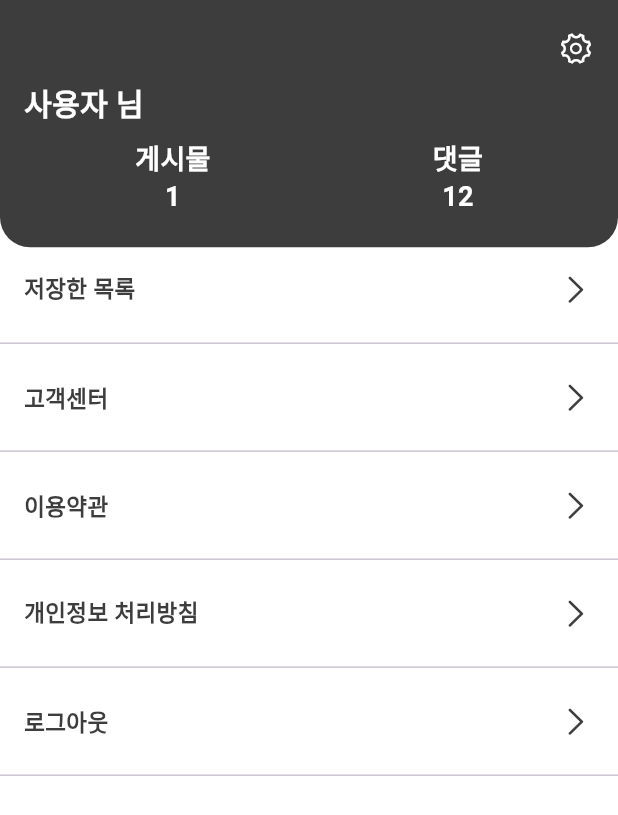
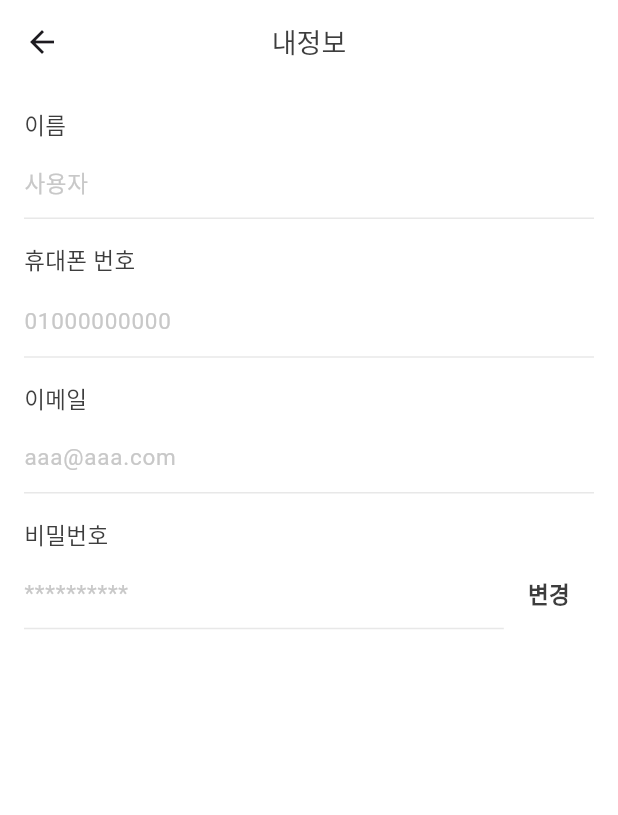
Before and after one commit to GodBongJune/Department-publish, a Flutter app: the MyPage screen opened directly, after a tap on an icon or button, on a phone screen of 412 x 824 dp. Shown: the top 815 px of the screen. Run offline on Flutter 3.47's test engine with Material 3 defaults, Android fonts, the light colour scheme and no system bars; our stand-ins replace animated_splash_screen, flutter_riverpod, flutter_svg, logger, package_info_plus.

Commit message:
내정보 & 비밀번호 변경 페이지 완료

```diff
--- a/lib/core/constant/custom_util.dart
+++ b/lib/core/constant/custom_util.dart
@@ -78,6 +78,7 @@ Widget customTextFormField({
   TextEditingController? controller,
   String? suffix,
   VoidCallback? suffixOnTap,
+  ValueChanged<String>? onChanged,
   bool readOnly = false,
   bool number = false,
 }) {
@@ -85,6 +86,7 @@ Widget customTextFormField({
     readOnly: readOnly,
     obscureText: obscureText,
     controller: controller,
+    onChanged: onChanged,
     style: TextStyle(decorationThickness: 0),
     keyboardType: number ? TextInputType.number : TextInputType.text,
     decoration: InputDecoration(
--- /dev/null
+++ b/lib/pages/my_info_page/my_info_page.dart
@@ -0,0 +1,16 @@
+import 'package:department/pages/my_info_page/my_info_page_widgets/my_info_page_body.dart';
+import 'package:flutter/material.dart';
+
+class MyInfoPage extends StatelessWidget {
+  const MyInfoPage({super.key});
+
+  @override
+  Widget build(BuildContext context) {
+    return Scaffold(
+      appBar: AppBar(
+        title: Text("내정보"),
+      ),
+      body: MyInfoPageBody(),
+    );
+  }
+}
--- /dev/null
+++ b/lib/pages/my_info_page/my_info_page_widgets/my_info_page_body.dart
@@ -0,0 +1,140 @@
+import 'package:department/core/constant/color_and_size.dart';
+import 'package:department/pages/my_info_page/my_info_page_widgets/my_info_password_change_page.dart';
+import 'package:flutter/material.dart';
+
+class MyInfoPageBody extends StatelessWidget {
+  const MyInfoPageBody({super.key});
+
+  @override
+  Widget build(BuildContext context) {
+    return Padding(
+      padding: const EdgeInsets.all(16.0),
+      child: ListView(
+        children: [
+          //이름
+          Column(
+            crossAxisAlignment: CrossAxisAlignment.start,
+            children: [
+              Text(
+                "이름",
+                style: TextStyle(
+                  color: k3DColor,
+                  fontSize: size15,
+                ),
+              ),
+              SizedBox(height: 5),
+              infoFormfield(hintText: "사용자"),
+            ],
+          ),
+          SizedBox(height: MediaQuery.of(context).size.height * 0.02),
+          //휴대전화
+          Column(
+            crossAxisAlignment: CrossAxisAlignment.start,
+            children: [
+              Text(
+                "휴대폰 번호",
+                style: TextStyle(
+                  color: k3DColor,
+                  fontSize: size15,
+                ),
+              ),
+              SizedBox(height: 5),
+              infoFormfield(hintText: "01000000000"),
+            ],
+          ),
+          SizedBox(height: MediaQuery.of(context).size.height * 0.02),
+          //이메일
+          Column(
+            crossAxisAlignment: CrossAxisAlignment.start,
+            children: [
+              Text(
+                "이메일",
+                style: TextStyle(
+                  color: k3DColor,
+                  fontSize: size15,
+                ),
+              ),
+              SizedBox(height: 5),
+              infoFormfield(hintText: "aaa@aaa.com"),
+            ],
+          ),
+          SizedBox(height: MediaQuery.of(context).size.height * 0.02),
+          //비밀번호
+          Column(
+            crossAxisAlignment: CrossAxisAlignment.start,
+            children: [
+              Text(
+                "비밀번호",
+                style: TextStyle(
+                  color: k3DColor,
+                  fontSize: size15,
+                ),
+              ),
+              SizedBox(height: 5),
+              Row(
+                children: [
+                  Expanded(
+                    child: infoFormfield(
+                      hintText: "**********",
+                    ),
+                  ),
+                  Padding(
+                    padding: const EdgeInsets.symmetric(horizontal: 16.0),
+                    child: InkWell(
+                      onTap: () {
+                        Navigator.of(context).push(
+                          MaterialPageRoute(
+                            builder: (context) => MyInfoPasswordChangePage(),
+                          ),
+                        );
+                      },
+                      child: Text(
+                        "변경",
+                        style: TextStyle(
+                          color: k3DColor,
+                          fontSize: size15,
+                          fontWeight: FontWeight.bold,
+                        ),
+                      ),
+                    ),
+                  )
+                ],
+              ),
+            ],
+          ),
+        ],
+      ),
+    );
+  }
+}
+
+class infoFormfield extends StatelessWidget {
+  String? hintText;
+
+  infoFormfield({
+    super.key,
+    required this.hintText,
+  });
+
+  @override
+  Widget build(BuildContext context) {
+    return TextFormField(
+      readOnly: true,
+      style: TextStyle(decorationThickness: 0),
+      decoration: InputDecoration(
+        border: InputBorder.none,
+        hintText: "${hintText}",
+        hintStyle: TextStyle(
+          color: kC8Color,
+          fontSize: size15,
+        ),
+        focusedBorder: UnderlineInputBorder(
+          borderSide: BorderSide(color: kE8Color),
+        ),
+        enabledBorder: UnderlineInputBorder(
+          borderSide: BorderSide(color: kE8Color),
+        ),
+      ),
+    );
+  }
+}
--- a/lib/pages/my_page/my_page_widgets/my_page_body.dart
+++ b/lib/pages/my_page/my_page_widgets/my_page_body.dart
@@ -1,4 +1,5 @@
 import 'package:department/core/constant/color_and_size.dart';
+import 'package:department/pages/my_info_page/my_info_page.dart';
 import 'package:flutter/cupertino.dart';
 import 'package:flutter/material.dart';
 
@@ -33,7 +34,13 @@ class MyPageBody extends StatelessWidget {
                         children: [
                           Spacer(),
                           InkWell(
-                            onTap: () {},
+                            onTap: () {
+                              Navigator.of(context).push(
+                                MaterialPageRoute(
+                                  builder: (context) => MyInfoPage(),
+                                ),
+                              );
+                            },
                             child: Icon(
                               CupertinoIcons.gear,
                               color: Colors.white,
```
Also changed, not shown: lib/pages/my_info_page/my_info_page_widgets/my_info_password_change_page.dart (added, +113 -0 lines).
